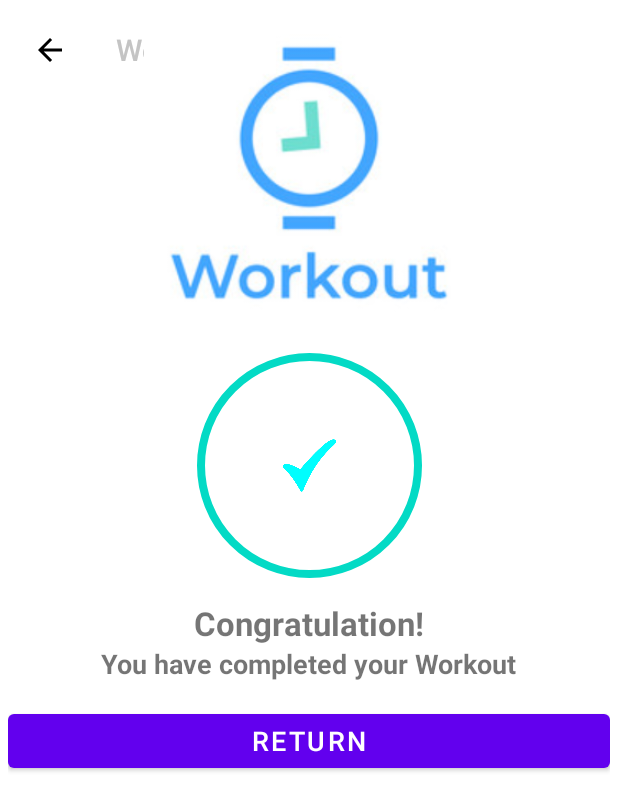
After one commit to MadPotatos/workout, an Android app: the FinishActivity screen opened directly, with no data from a screen before it, on a phone screen of 412 x 824 dp. The commit adds this screen. Shown: the top 811 px of the screen. Run offline under Robolectric (Android 15) with nearby library versions, the phone set to English and light mode, and no system bars.

Commit message:
Add finish activity

```diff
--- a/app/src/main/AndroidManifest.xml
+++ b/app/src/main/AndroidManifest.xml
@@ -1,11 +1,13 @@
 <?xml version="1.0" encoding="utf-8"?>
 <manifest xmlns:android="http://schemas.android.com/apk/res/android"
     package="com.example.workout">
-<queries>
-    <intent>
-        <action android:name="android.intent.action.TTS_SERVICE" />
-    </intent>
-</queries>
+
+    <queries>
+        <intent>
+            <action android:name="android.intent.action.TTS_SERVICE" />
+        </intent>
+    </queries>
+
     <application
         android:allowBackup="true"
         android:icon="@mipmap/ic_launcher"
@@ -13,6 +15,9 @@
         android:roundIcon="@mipmap/ic_launcher_round"
         android:supportsRtl="true"
         android:theme="@style/Theme.Workout">
+        <activity
+            android:name=".FinishActivity"
+            android:exported="false" />
         <activity
             android:name=".ExerciseActivity"
             android:exported="false" />
--- a/app/src/main/java/com/example/workout/ExerciseActivity.kt
+++ b/app/src/main/java/com/example/workout/ExerciseActivity.kt
@@ -1,5 +1,6 @@
 package com.example.workout
 
+import android.content.Intent
 import android.media.MediaPlayer
 import android.net.Uri
 import androidx.appcompat.app.AppCompatActivity
@@ -19,7 +20,8 @@ class ExerciseActivity : AppCompatActivity(), TextToSpeech.OnInitListener {
     private lateinit var binding: ActivityExerciseBinding
     private var restTimer: CountDownTimer? = null
     private var restProgress = 0
-
+    private var restTimerDuration: Long = 1
+    private var exerciseTimerDuration: Long = 1
     private var exerciseTimer: CountDownTimer? = null
     private var exerciseAdapter : ExerciseStatusAdapter? = null
     private var exerciseProgress = 0
@@ -99,7 +101,8 @@ class ExerciseActivity : AppCompatActivity(), TextToSpeech.OnInitListener {
     }
 private fun setRestProgressBar(){
     binding.restBar.progress = restProgress
-    restTimer = object: CountDownTimer(10000,1000){
+
+    restTimer = object: CountDownTimer(restTimerDuration*1000,1000){
         override fun onTick(p0: Long) {
            restProgress++
             binding.restBar.progress = 10 - restProgress
@@ -118,7 +121,7 @@ private fun setRestProgressBar(){
 
     private fun setExerciseProgressBar(){
         binding.progressBarExercise.progress = exerciseProgress
-        exerciseTimer = object: CountDownTimer(30000,1000){
+        exerciseTimer = object: CountDownTimer(exerciseTimerDuration*1000,1000){
             override fun onTick(p0: Long) {
                 exerciseProgress++
                 binding.progressBarExercise.progress = 30 - exerciseProgress
@@ -127,15 +130,17 @@ private fun setRestProgressBar(){
 
             override fun onFinish() {
 
-                exerciseList[currentExercisePosition].setIsSelected(false)
-                exerciseList[currentExercisePosition].setIsCompleted(true)
-                exerciseAdapter!!.notifyDataSetChanged()
 
 
                 if(currentExercisePosition < exerciseList.size -1 ){
+                    exerciseList[currentExercisePosition].setIsSelected(false)
+                    exerciseList[currentExercisePosition].setIsCompleted(true)
+                    exerciseAdapter!!.notifyDataSetChanged()
                     setupRestView()
                 }else{
-                    Toast.makeText(this@ExerciseActivity,"Congratulation ! You complete the workout",Toast.LENGTH_SHORT).show()
+                    finish()
+                    val intent = Intent(this@ExerciseActivity,FinishActivity::class.java)
+                    startActivity(intent)
                 }
             }
 
--- /dev/null
+++ b/app/src/main/java/com/example/workout/FinishActivity.kt
@@ -0,0 +1,28 @@
+package com.example.workout
+
+import android.content.Intent
+import androidx.appcompat.app.AppCompatActivity
+import android.os.Bundle
+import com.example.workout.databinding.ActivityFinishBinding
+import com.example.workout.databinding.ActivityMainBinding
+
+class FinishActivity : AppCompatActivity() {
+    private lateinit var binding: ActivityFinishBinding
+    override fun onCreate(savedInstanceState: Bundle?) {
+        super.onCreate(savedInstanceState)
+        binding = ActivityFinishBinding.inflate(layoutInflater)
+        val view = binding.root
+        setContentView(view)
+        setSupportActionBar(binding.toolbarFinish)
+        if(supportActionBar != null){
+            supportActionBar?.setDisplayHomeAsUpEnabled(true)
+        }
+        binding.toolbarFinish.setNavigationOnClickListener{
+            onBackPressed()
+        }
+        binding.btnReturn.setOnClickListener{
+            finish()
+
+        }
+    }
+}
--- /dev/null
+++ b/app/src/main/res/layout/activity_finish.xml
@@ -0,0 +1,74 @@
+<?xml version="1.0" encoding="utf-8"?>
+<androidx.constraintlayout.widget.ConstraintLayout xmlns:android="http://schemas.android.com/apk/res/android"
+    xmlns:app="http://schemas.android.com/apk/res-auto"
+    xmlns:tools="http://schemas.android.com/tools"
+    android:layout_width="match_parent"
+    android:layout_height="match_parent"
+    android:padding="@dimen/main_screen_main_layout_padding"
+    tools:context=".MainActivity">
+    <androidx.appcompat.widget.Toolbar
+        app:layout_constraintTop_toTopOf="parent"
+        android:id="@+id/toolbarFinish"
+        android:layout_width="match_parent"
+        android:layout_height="?android:attr/actionBarSize"
+        android:theme="@style/ToolbarTheme"
+        android:background="@color/white"
+        app:titleTextColor="@color/grey"
+        />
+    <ImageView
+        android:id="@+id/ivLogo"
+        app:layout_constraintTop_toTopOf="parent"
+        app:layout_constraintBottom_toTopOf="@+id/flFinish"
+        android:layout_width="match_parent"
+        android:layout_height="220dp"
+        android:src="@drawable/logo"/>
+    <FrameLayout
+        android:layout_marginTop="10dp"
+        android:id="@+id/flFinish"
+        app:layout_constraintTop_toBottomOf="@+id/ivLogo"
+        app:layout_constraintStart_toStartOf="parent"
+        app:layout_constraintEnd_toEndOf="parent"
+        android:layout_width="150dp"
+        android:layout_height="150dp"
+        android:background="@drawable/accent_ripple_border">
+        <ImageView
+            android:layout_width="50dp"
+            android:layout_height="50dp"
+            android:layout_gravity="center"
+            android:src="@drawable/check"
+            />
+    </FrameLayout>
+    <TextView
+        android:id="@+id/tvCongra"
+        android:layout_width="wrap_content"
+        android:layout_height="wrap_content"
+        android:text="Congratulation!"
+        android:layout_marginTop="15dp"
+        android:textSize="22sp"
+        android:textStyle="bold"
+        app:layout_constraintEnd_toEndOf="parent"
+        app:layout_constraintStart_toStartOf="parent"
+        app:layout_constraintTop_toBottomOf="@id/flFinish" />
+    <TextView
+        android:id="@+id/tvInform"
+        android:layout_width="wrap_content"
+        android:layout_height="wrap_content"
+        android:text="You have completed your Workout"
+        android:textStyle="bold"
+        android:textSize="18sp"
+        app:layout_constraintEnd_toEndOf="parent"
+        app:layout_constraintStart_toStartOf="parent"
+        app:layout_constraintTop_toBottomOf="@id/tvCongra" />
+
+    <Button
+        android:id="@+id/btnReturn"
+        android:layout_width="match_parent"
+        android:layout_height="wrap_content"
+        app:layout_constraintEnd_toEndOf="parent"
+        android:layout_marginTop="15dp"
+        android:text="RETURN"
+        android:textSize="18sp"
+        app:layout_constraintStart_toStartOf="parent"
+        app:layout_constraintTop_toBottomOf="@id/tvInform"/>
+
+</androidx.constraintlayout.widget.ConstraintLayout>
```
Also changed, not shown: app/src/main/res/drawable/check.png (added).
